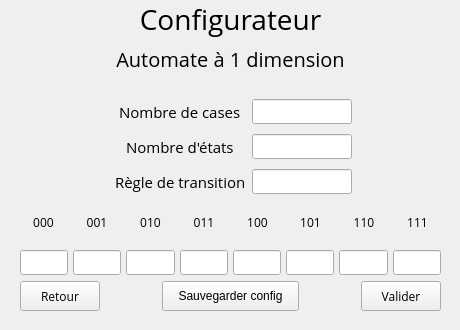
Old version of the form Code/AutoCell/configelementaryautomatonwindow.ui in the repository Nawhal/AutoCell.
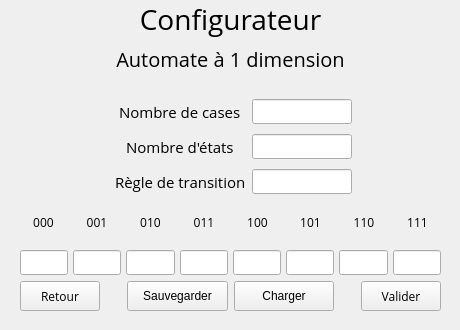
New version of the form.

The edit to the form file:
```diff
--- a/Code/AutoCell/configelementaryautomatonwindow.ui
+++ b/Code/AutoCell/configelementaryautomatonwindow.ui
@@ -706,7 +706,37 @@
          </font>
         </property>
         <property name="text">
-         <string>Sauvegarder config</string>
+         <string>Sauvegarder</string>
+        </property>
+       </widget>
+      </item>
+      <item>
+       <widget class="QPushButton" name="loadConfigButton">
+        <property name="sizePolicy">
+         <sizepolicy hsizetype="Minimum" vsizetype="Minimum">
+          <horstretch>0</horstretch>
+          <verstretch>0</verstretch>
+         </sizepolicy>
+        </property>
+        <property name="minimumSize">
+         <size>
+          <width>0</width>
+          <height>30</height>
+         </size>
+        </property>
+        <property name="maximumSize">
+         <size>
+          <width>150</width>
+          <height>30</height>
+         </size>
+        </property>
+        <property name="font">
+         <font>
+          <pointsize>9</pointsize>
+         </font>
+        </property>
+        <property name="text">
+         <string>Charger</string>
         </property>
        </widget>
       </item>
```
Left out of the diff: 27 changed lines with no effect on the pictures.
